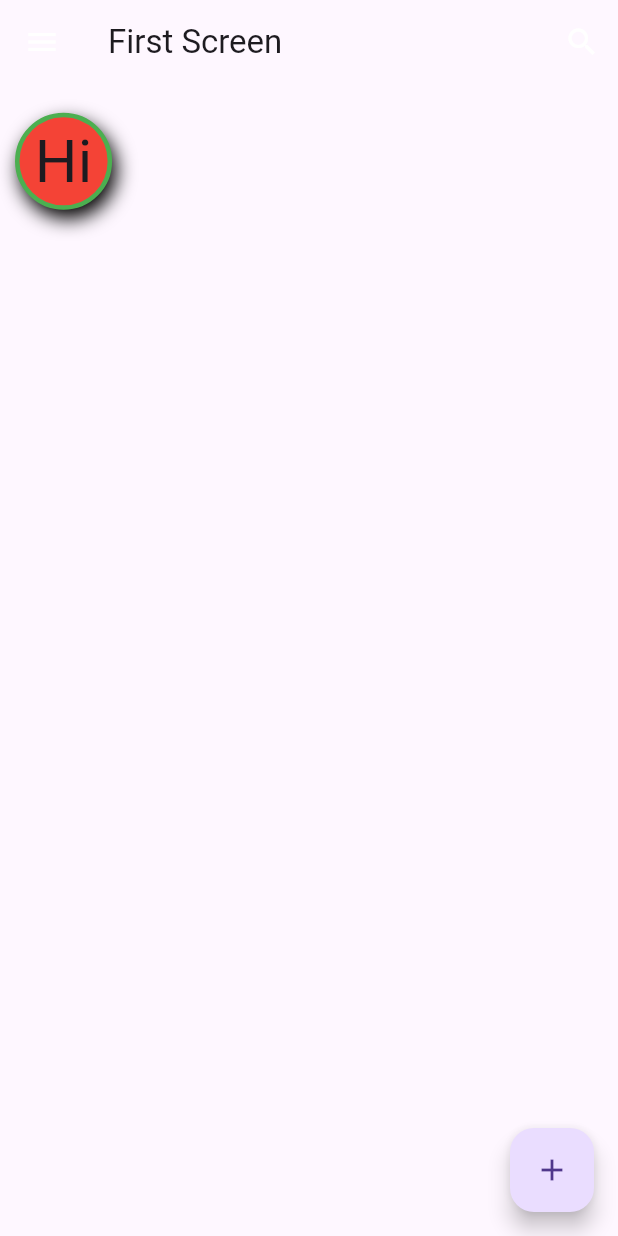
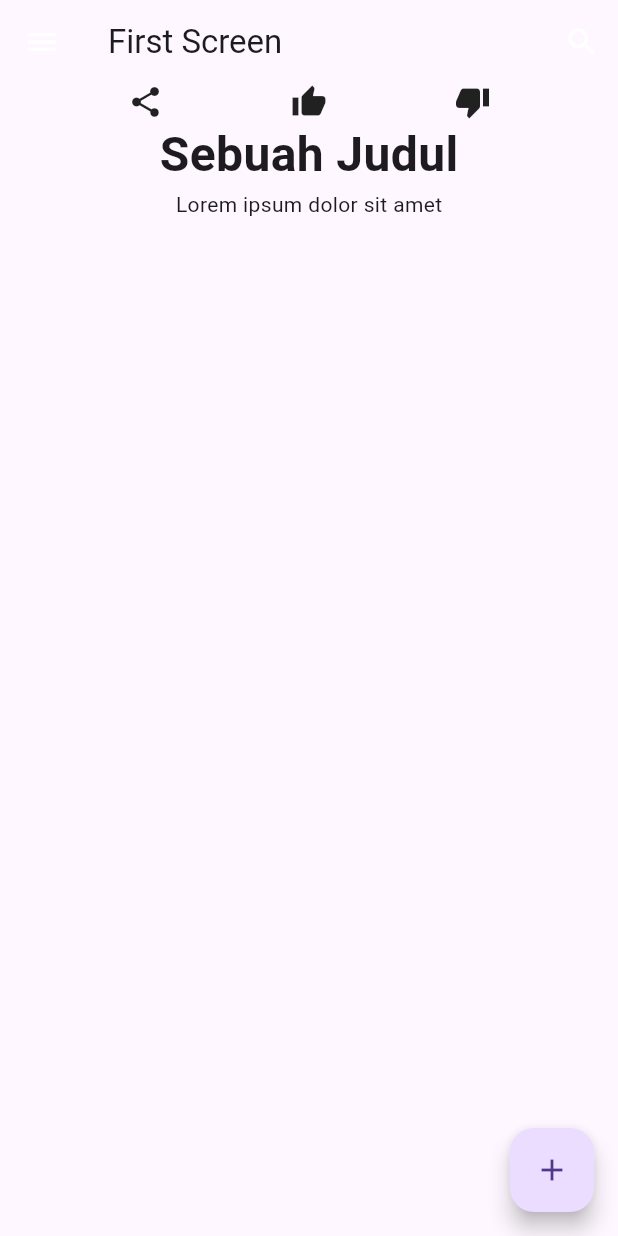
Before and after one commit to Fajri009/Dicoding-BMAFUP, a Flutter app: the screen it shows after launch, on a phone screen of 412 x 824 dp. Run offline on Flutter 3.47's test engine with Material 3 defaults, Android fonts, the phone set to English and light mode, and no system bars.

Commit message:
Row and Column

```diff
--- a/lib/main.dart
+++ b/lib/main.dart
@@ -1,3 +1,5 @@
+import 'dart:ui';
+
 import 'package:flutter/material.dart';
 
 void main() {
@@ -104,7 +106,7 @@
           onPressed: () {}
         ),
       ),
-      body: const Contain(),
+      body: const RowColumn(),
         // const Center(
         //   child: Text("Hello World!"),
         // ),
@@ -152,3 +154,33 @@
     );
   }
 }
+
+// Contoh Row dan Column
+class RowColumn extends StatelessWidget {
+  const RowColumn({super.key});
+
+  @override
+  Widget build(BuildContext context) {
+    return const Column(
+      children: [
+        Row(
+          mainAxisAlignment: MainAxisAlignment.spaceEvenly,
+          children: [
+            Icon(Icons.share),
+            Icon(Icons.thumb_up),
+            Icon(Icons.thumb_down)
+          ],
+        ),
+        Column(
+          children: [
+            Text(
+              "Sebuah Judul",
+              style: TextStyle(fontSize: 32, fontWeight: FontWeight.bold),
+            ),
+            Text("Lorem ipsum dolor sit amet")
+          ],
+        )
+      ],
+    );
+  }
+}
```
